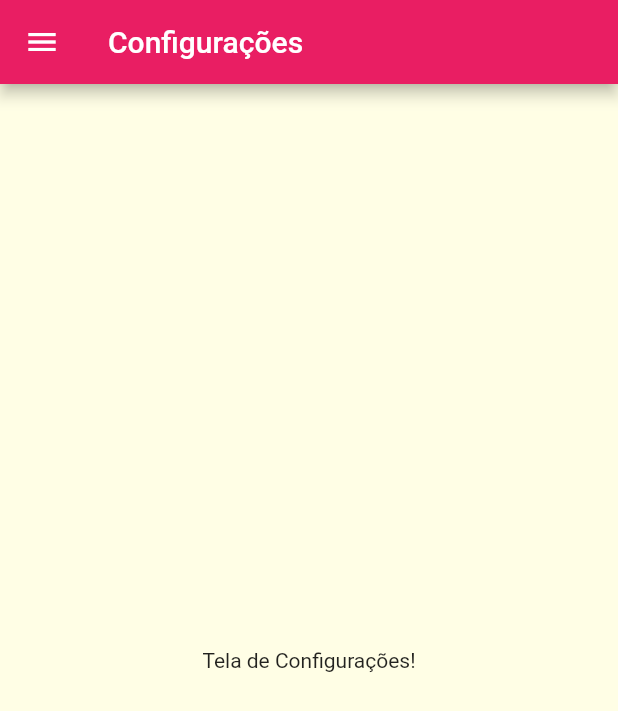
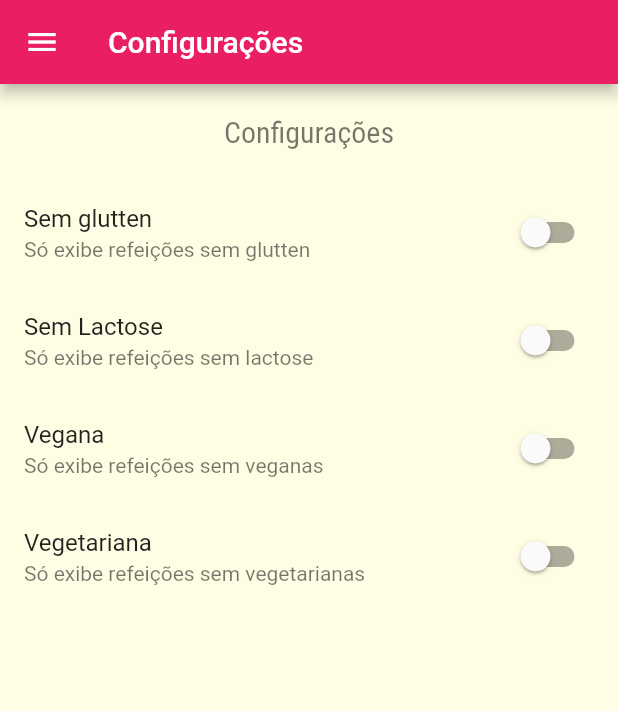
Before and after one commit to romildojpaiter/vamos-comer-app, a Flutter app: the SettingsScreen screen opened by its route, on a phone screen of 412 x 824 dp. Shown: the top 711 px of the screen. Run offline on Flutter 3.47's test engine with Material 2 defaults, Android fonts, the phone set to English and light mode, and no system bars.

Commit message:
Inclusão da tela de configuracões

```diff
--- /dev/null
+++ b/lib/models/settings.dart
@@ -0,0 +1,13 @@
+class Settings {
+  bool isGluttenFree;
+  bool isLactoseFree;
+  bool isVegan;
+  bool isVegetarian;
+
+  Settings({
+    this.isGluttenFree = false,
+    this.isLactoseFree = false,
+    this.isVegan = false,
+    this.isVegetarian = false,
+  });
+}
--- a/lib/screens/settings_screen.dart
+++ b/lib/screens/settings_screen.dart
@@ -1,8 +1,26 @@
 import 'package:flutter/material.dart';
 import 'package:meals/components/main_drawer.dart';
+import 'package:meals/models/settings.dart';
 
-class SettingsScreen extends StatelessWidget {
+class SettingsScreen extends StatefulWidget {
   const SettingsScreen({Key? key}) : super(key: key);
+
+  @override
+  State<SettingsScreen> createState() => _SettingsScreenState();
+}
+
+class _SettingsScreenState extends State<SettingsScreen> {
+  var settings = Settings();
+
+  Widget _createSwitch(
+      String title, String subTitle, bool value, ValueChanged onChanged) {
+    return SwitchListTile.adaptive(
+      title: Text(title),
+      subtitle: Text(subTitle),
+      value: value,
+      onChanged: onChanged,
+    );
+  }
 
   @override
   Widget build(BuildContext context) {
@@ -11,8 +29,45 @@ class SettingsScreen extends StatelessWidget {
         title: const Text('Configurações'),
       ),
       drawer: const MainDrawer(),
-      body: const Center(
-        child: Text('Tela de Configurações!'),
+      body: Column(
+        children: [
+          Container(
+            padding: const EdgeInsets.all(20),
+            child: Text(
+              'Configurações',
+              style: Theme.of(context).textTheme.caption,
+            ),
+          ),
+          Expanded(
+              child: ListView(
+            children: [
+              _createSwitch(
+                'Sem glutten',
+                'Só exibe refeições sem glutten',
+                settings.isGluttenFree,
+                (value) => setState(() => settings.isGluttenFree = value),
+              ),
+              _createSwitch(
+                'Sem Lactose',
+                'Só exibe refeições sem lactose',
+                settings.isLactoseFree,
+                (value) => setState(() => settings.isLactoseFree = value),
+              ),
+              _createSwitch(
+                'Vegana',
+                'Só exibe refeições sem veganas',
+                settings.isGluttenFree,
+                (value) => setState(() => settings.isVegan = value),
+              ),
+              _createSwitch(
+                'Vegetariana',
+                'Só exibe refeições sem vegetarianas',
+                settings.isVegetarian,
+                (value) => setState(() => settings.isVegetarian = value),
+              )
+            ],
+          ))
+        ],
       ),
     );
   }
```
